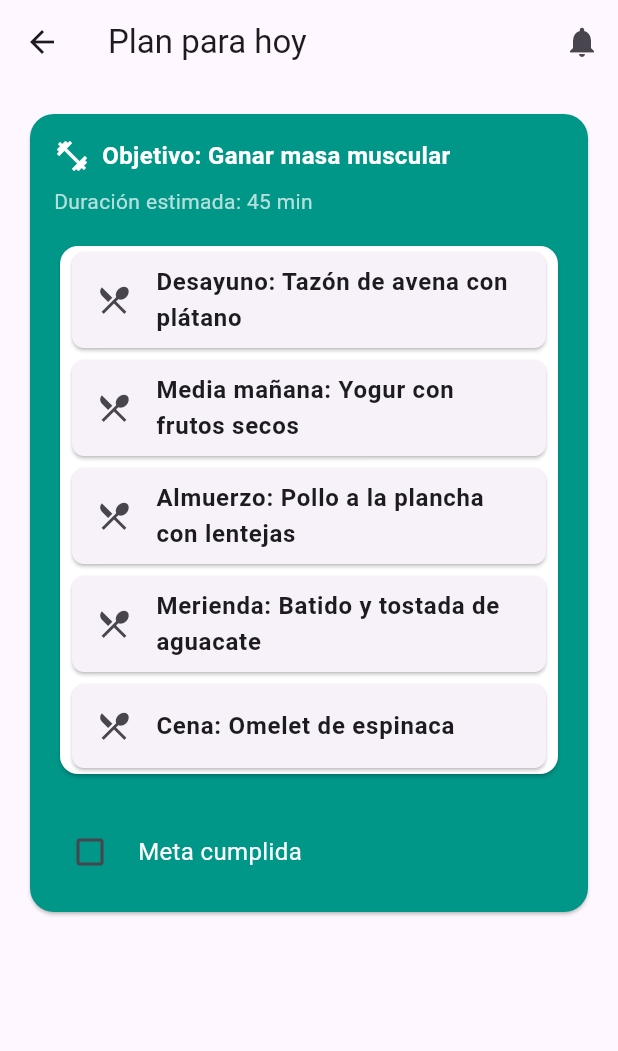
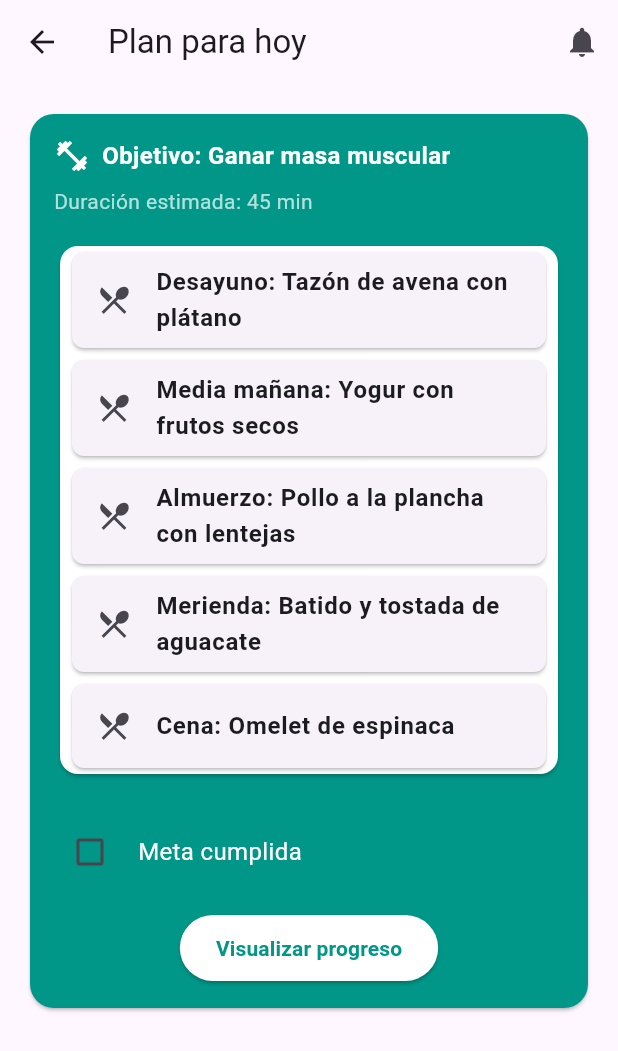
Before and after one commit to HabitsGo-ChfHeroes/habits_go_front, a Flutter app: the DailyPlanScreen screen opened by its route, on a phone screen of 412 x 824 dp. Shown: the top 1051 px of the screen. Run offline on Flutter 3.47's test engine with Material 3 defaults, Android fonts, the phone set to English and light mode, and no system bars; our stand-ins replace fl_chart, lottie.

Commit message:
update daily plan routes

```diff
--- a/lib/screens/daily_plan_screen.dart
+++ b/lib/screens/daily_plan_screen.dart
@@ -159,6 +159,28 @@ class _DailyPlanScreenState extends State<DailyPlanScreen> {
                     ),
                   ],
                 ),
+                const SizedBox(height: 16),
+
+                Center(
+                  child: ElevatedButton(
+                    style: ElevatedButton.styleFrom(
+                      backgroundColor: Colors.white,
+                      foregroundColor: Colors.teal,
+                      padding: const EdgeInsets.symmetric(horizontal: 24, vertical: 12),
+                      shape: RoundedRectangleBorder(
+                        borderRadius: BorderRadius.circular(24),
+                      ),
+                    ),
+                    onPressed: () {
+                      // TODO: Navegar a pantalla de progreso
+                      Navigator.pushNamed(context, "progress");
+                    },
+                    child: const Text(
+                      "Visualizar progreso",
+                      style: TextStyle(fontWeight: FontWeight.bold),
+                    ),
+                  ),
+                ),
               ],
             ),
           ),
```
